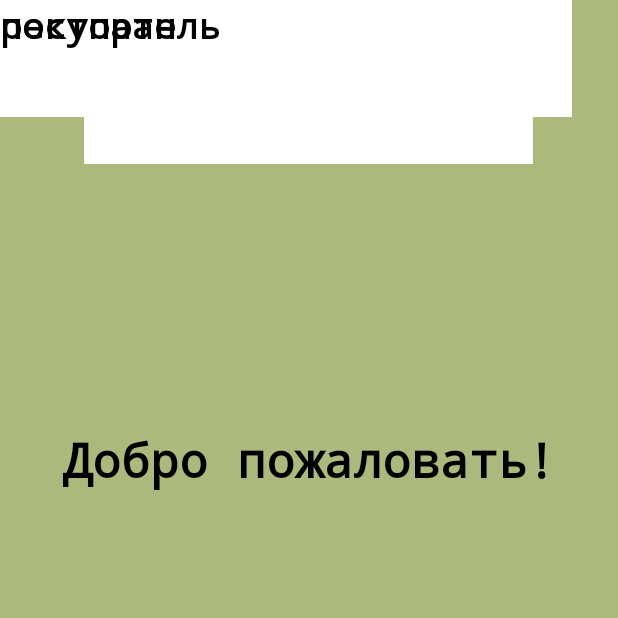
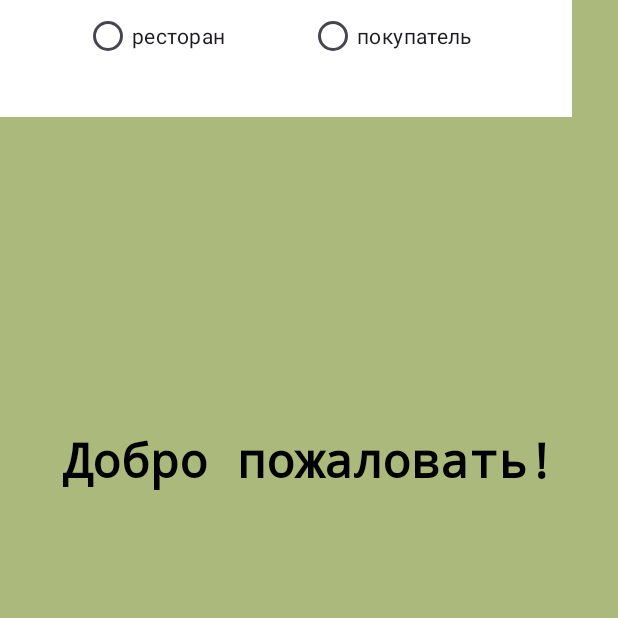
Before and after one commit to LynnLinx19/TP, an Android app: the screen it shows after launch (MainActivity), on a phone screen of 412 x 824 dp, the top half of it. Run offline under Robolectric (Android 15) with nearby library versions, the phone set to English and light mode, and no system bars.

Commit message:
adding 3 activities

```diff
--- /dev/null
+++ b/food_wasting/app/src/main/java/com/example/food_wasting/FavoriteActivity.java
@@ -0,0 +1,4 @@
+package com.example.food_wasting;
+
+public class FavoriteActivity {
+}
--- /dev/null
+++ b/food_wasting/app/src/main/java/com/example/food_wasting/ProfileActivity.java
@@ -0,0 +1,4 @@
+package com.example.food_wasting;
+
+public class ProfileActivity {
+}
--- /dev/null
+++ b/food_wasting/app/src/main/java/com/example/food_wasting/RegistrateBuyer.java
@@ -0,0 +1,4 @@
+package com.example.food_wasting;
+
+public class RegistrateBuyer {
+}
--- /dev/null
+++ b/food_wasting/app/src/main/res/drawable/bg_regist.xml
@@ -0,0 +1,4 @@
+<?xml version="1.0" encoding="utf-8"?>
+<selector xmlns:android="http://schemas.android.com/apk/res/android">
+
+</selector>
--- a/food_wasting/app/src/main/res/layout/activity_main.xml
+++ b/food_wasting/app/src/main/res/layout/activity_main.xml
@@ -6,32 +6,6 @@
     android:background="@color/bg"
     android:layout_height="match_parent"
     tools:context=".MainActivity">
-
-
-
-    <TextView
-        android:id="@+id/textView5"
-        android:layout_width="wrap_content"
-        android:layout_height="wrap_content"
-        android:text="@string/buyer"
-        android:textSize="24sp"
-        android:textColor="@color/black"
-        android:textStyle="bold"
-        android:fontFamily="monospace"
-        tools:layout_editor_absoluteX="141dp"
-        tools:layout_editor_absoluteY="424dp" />
-
-    <TextView
-        android:id="@+id/textView4"
-        android:layout_width="wrap_content"
-        android:layout_height="wrap_content"
-        android:text="@string/restourant"
-        android:textSize="24sp"
-        android:textColor="@color/black"
-        android:textStyle="bold"
-        android:fontFamily="monospace"
-        tools:layout_editor_absoluteX="141dp"
-        tools:layout_editor_absoluteY="392dp" />
 
 
     <LinearLayout
@@ -68,36 +42,28 @@
 
     <LinearLayout
         android:layout_width="299dp"
-        android:layout_height="109dp"
+        android:layout_height="64dp"
         android:layout_marginStart="56dp"
+        android:background="@color/white"
         android:orientation="horizontal"
-        android:background="@color/white"
         app:layout_constraintStart_toStartOf="parent"
-        tools:layout_editor_absoluteY="363dp">
+        tools:layout_editor_absoluteY="358dp">
+
+        <RadioButton
+            android:id="@+id/radioButton2"
+            android:layout_width="232dp"
+            android:layout_height="wrap_content"
+            android:layout_weight="1"
+            android:text="@string/restourant" />
+
+        <RadioButton
+            android:id="@+id/radioButton2"
+            android:layout_width="232dp"
+            android:layout_height="wrap_content"
+            android:layout_weight="1"
+            android:text="@string/buyer" />
+
     </LinearLayout>
-    <TextView
-        android:id="@+id/textView5"
-        android:layout_width="wrap_content"
-        android:layout_height="wrap_content"
-        android:text="@string/buyer"
-        android:textSize="24sp"
-        android:textColor="@color/black"
-        android:textStyle="bold"
-        android:fontFamily="monospace"
-        tools:layout_editor_absoluteX="141dp"
-        tools:layout_editor_absoluteY="424dp" />
-
-    <TextView
-        android:id="@+id/textView6"
-        android:layout_width="wrap_content"
-        android:layout_height="wrap_content"
-        android:text="@string/restourant"
-        android:textSize="24sp"
-        android:textColor="@color/black"
-        android:textStyle="bold"
-        android:fontFamily="monospace"
-        tools:layout_editor_absoluteX="141dp"
-        tools:layout_editor_absoluteY="392dp" />
 
     <RadioGroup
         android:layout_width="wrap_content"
--- /dev/null
+++ b/food_wasting/app/src/main/res/layout/profile_act.xml
@@ -0,0 +1,6 @@
+<?xml version="1.0" encoding="utf-8"?>
+<androidx.constraintlayout.widget.ConstraintLayout xmlns:android="http://schemas.android.com/apk/res/android"
+    android:layout_width="match_parent"
+    android:layout_height="match_parent">
+
+</androidx.constraintlayout.widget.ConstraintLayout>
```
Also changed, not shown: food_wasting/app/src/main/res/layout/favorite_act.xml (added, +14 -0 lines), food_wasting/app/src/main/res/layout/reg_buyer_act.xml (added, +49 -0 lines).
